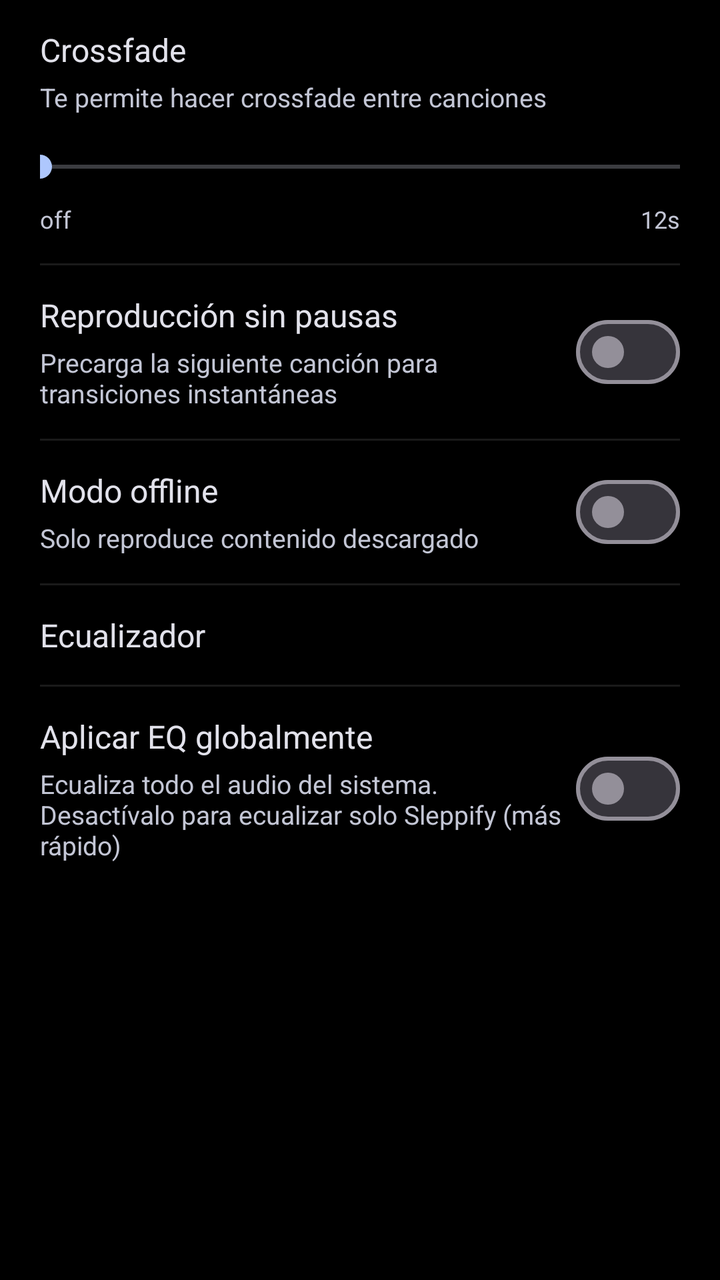
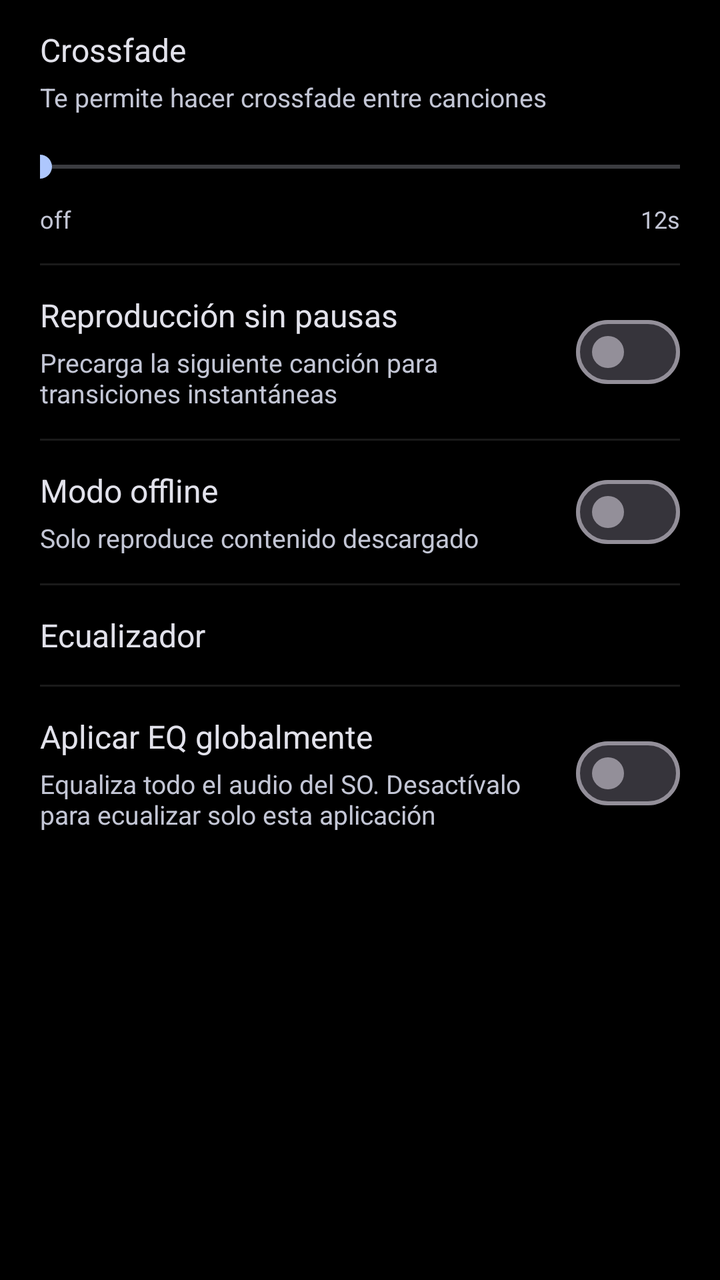

The first picture is an Android layout as it rendered before a commit; the second is the same layout after the commit. The layout source and the unified diff follow.
<!-- AndroidManifest.xml: application theme Theme.Sleppify -->
<!-- res/layout/settings_playback.xml -->
<?xml version="1.0" encoding="utf-8"?>
<ScrollView xmlns:android="http://schemas.android.com/apk/res/android"
    android:id="@+id/svSettingsPlayback"
    android:layout_width="match_parent"
    android:layout_height="match_parent"
    android:background="#FF000000"
    android:clipToPadding="false"
    android:paddingBottom="32dp">

    <LinearLayout
        android:layout_width="match_parent"
        android:layout_height="wrap_content"
        android:orientation="vertical"
        android:paddingHorizontal="20dp"
        android:paddingTop="0dp">

        
        <LinearLayout
            android:layout_width="match_parent"
            android:layout_height="wrap_content"
            android:orientation="vertical"
            android:paddingVertical="14dp">

            <TextView
                android:layout_width="wrap_content"
                android:layout_height="wrap_content"
                android:text="Crossfade"
                android:textColor="@color/text_primary"
                android:textSize="16sp" />

            <TextView
                android:layout_width="wrap_content"
                android:layout_height="wrap_content"
                android:layout_marginTop="4dp"
                android:text="Te permite hacer crossfade entre canciones"
                android:textColor="@color/text_secondary"
                android:textSize="13sp" />

            <SeekBar
                android:id="@+id/sbPlaybackCrossfade"
                android:layout_width="match_parent"
                android:layout_height="36dp"
                android:layout_marginTop="8dp"
                android:max="12"
                android:paddingHorizontal="0dp"
                android:progress="0" />

            <RelativeLayout
                android:layout_width="match_parent"
                android:layout_height="wrap_content">

                <TextView
                    android:id="@+id/tvPlaybackCrossfadeValue"
                    android:layout_width="wrap_content"
                    android:layout_height="wrap_content"
                    android:layout_alignParentStart="true"
                    android:text="off"
                    android:textColor="@color/text_secondary"
                    android:textSize="12sp" />

                <TextView
                    android:layout_width="wrap_content"
                    android:layout_height="wrap_content"
                    android:layout_alignParentEnd="true"
                    android:text="12s"
                    android:textColor="@color/text_secondary"
                    android:textSize="12sp" />
            </RelativeLayout>
        </LinearLayout>

        <View
            android:layout_width="match_parent"
            android:layout_height="1dp"
            android:background="#1AFFFFFF" />

        
        <LinearLayout
            android:layout_width="match_parent"
            android:layout_height="wrap_content"
            android:gravity="center_vertical"
            android:orientation="horizontal"
            android:paddingVertical="14dp">

            <LinearLayout
                android:layout_width="0dp"
                android:layout_height="wrap_content"
                android:layout_weight="1"
                android:orientation="vertical">

                <TextView
                    android:layout_width="wrap_content"
                    android:layout_height="wrap_content"
                    android:text="Reproducción sin pausas"
                    android:textColor="@color/text_primary"
                    android:textSize="16sp" />

                <TextView
                    android:layout_width="wrap_content"
                    android:layout_height="wrap_content"
                    android:layout_marginTop="4dp"
                    android:text="Precarga la siguiente canción para transiciones instantáneas"
                    android:textColor="@color/text_secondary"
                    android:textSize="13sp" />
            </LinearLayout>

            <com.google.android.material.materialswitch.MaterialSwitch
                android:id="@+id/swPlaybackGapless"
                android:layout_width="wrap_content"
                android:layout_height="wrap_content"
                android:minWidth="0dp"
                android:minHeight="0dp" />
        </LinearLayout>

        <View
            android:layout_width="match_parent"
            android:layout_height="1dp"
            android:background="#1AFFFFFF" />

        
        <LinearLayout
            android:layout_width="match_parent"
            android:layout_height="wrap_content"
            android:gravity="center_vertical"
            android:orientation="horizontal"
            android:paddingVertical="14dp">

            <LinearLayout
                android:layout_width="0dp"
                android:layout_height="wrap_content"
                android:layout_weight="1"
                android:orientation="vertical">

                <TextView
                    android:layout_width="wrap_content"
                    android:layout_height="wrap_content"
                    android:text="Modo offline"
                    android:textColor="@color/text_primary"
                    android:textSize="16sp" />

                <TextView
                    android:layout_width="wrap_content"
                    android:layout_height="wrap_content"
                    android:layout_marginTop="4dp"
                    android:text="Solo reproduce contenido descargado"
                    android:textColor="@color/text_secondary"
                    android:textSize="13sp" />
            </LinearLayout>

            <com.google.android.material.materialswitch.MaterialSwitch
                android:id="@+id/swPlaybackOffline"
                android:layout_width="wrap_content"
                android:layout_height="wrap_content"
                android:minWidth="0dp"
                android:minHeight="0dp" />
        </LinearLayout>

        <View
            android:layout_width="match_parent"
            android:layout_height="1dp"
            android:background="#1AFFFFFF" />

        
        <LinearLayout
            android:id="@+id/rowPlaybackEqualizer"
            android:layout_width="match_parent"
            android:layout_height="wrap_content"
            android:background="?attr/selectableItemBackground"
            android:clickable="true"
            android:focusable="true"
            android:gravity="center_vertical"
            android:orientation="horizontal"
            android:paddingVertical="14dp">

            <TextView
                android:layout_width="wrap_content"
                android:layout_height="wrap_content"
                android:text="Ecualizador"
                android:textColor="@color/text_primary"
                android:textSize="16sp" />
        </LinearLayout>

        <View
            android:layout_width="match_parent"
            android:layout_height="1dp"
            android:background="#1AFFFFFF" />

        
        <LinearLayout
            android:layout_width="match_parent"
            android:layout_height="wrap_content"
            android:gravity="center_vertical"
            android:orientation="horizontal"
            android:paddingVertical="14dp">

            <LinearLayout
                android:layout_width="0dp"
                android:layout_height="wrap_content"
                android:layout_weight="1"
                android:orientation="vertical">

                <TextView
                    android:layout_width="wrap_content"
                    android:layout_height="wrap_content"
                    android:text="Aplicar EQ globalmente"
                    android:textColor="@color/text_primary"
                    android:textSize="16sp" />

                <TextView
                    android:layout_width="wrap_content"
                    android:layout_height="wrap_content"
                    android:layout_marginTop="4dp"
                    android:text="Ecualiza todo el audio del sistema. Desactívalo para ecualizar solo Sleppify (más rápido)"
                    android:textColor="@color/text_secondary"
                    android:textSize="13sp" />
            </LinearLayout>

            <com.google.android.material.materialswitch.MaterialSwitch
                android:id="@+id/swPlaybackEqGlobal"
                android:layout_width="wrap_content"
                android:layout_height="wrap_content"
                android:minWidth="0dp"
                android:minHeight="0dp" />
        </LinearLayout>

    </LinearLayout>
</ScrollView>
<!-- resources referenced by this layout -->
<resources>
  <color name="text_primary">#e2e2eb</color>
  <color name="text_secondary">#c3c6d5</color>
  <style name="Theme.Sleppify" parent="Base.Theme.Sleppify" />
  <style name="Base.Theme.Sleppify" parent="Theme.Material3.Dark.NoActionBar">
          
          <item name="colorPrimary">@color/stitch_blue</item>
          <item name="colorSecondary">@color/stitch_blue_light</item>
          <item name="android:windowBackground">@color/surface_dark</item>
          <item name="android:navigationBarColor">@color/surface_dark</item>
          <item name="android:statusBarColor">@color/surface_dark</item>
          <item name="android:textColorPrimary">@color/text_primary</item>
          <item name="android:textColorSecondary">@color/text_secondary</item>
      </style>
  <color name="stitch_blue">#AEC7FD</color>
  <color name="stitch_blue_light">#AEC7FD</color>
  <color name="surface_dark">#111319</color>
</resources>

<!-- the commit's change to res/layout/settings_playback.xml (unified diff, before → after) -->
@@ -209,7 +209,7 @@
                     android:layout_width="wrap_content"
                     android:layout_height="wrap_content"
                     android:layout_marginTop="4dp"
-                    android:text="Ecualiza todo el audio del sistema. Desactívalo para ecualizar solo Sleppify (más rápido)"
+                    android:text="Equaliza todo el audio del SO. Desactívalo para ecualizar solo esta aplicación"
                     android:textColor="@color/text_secondary"
                     android:textSize="13sp" />
             </LinearLayout>
